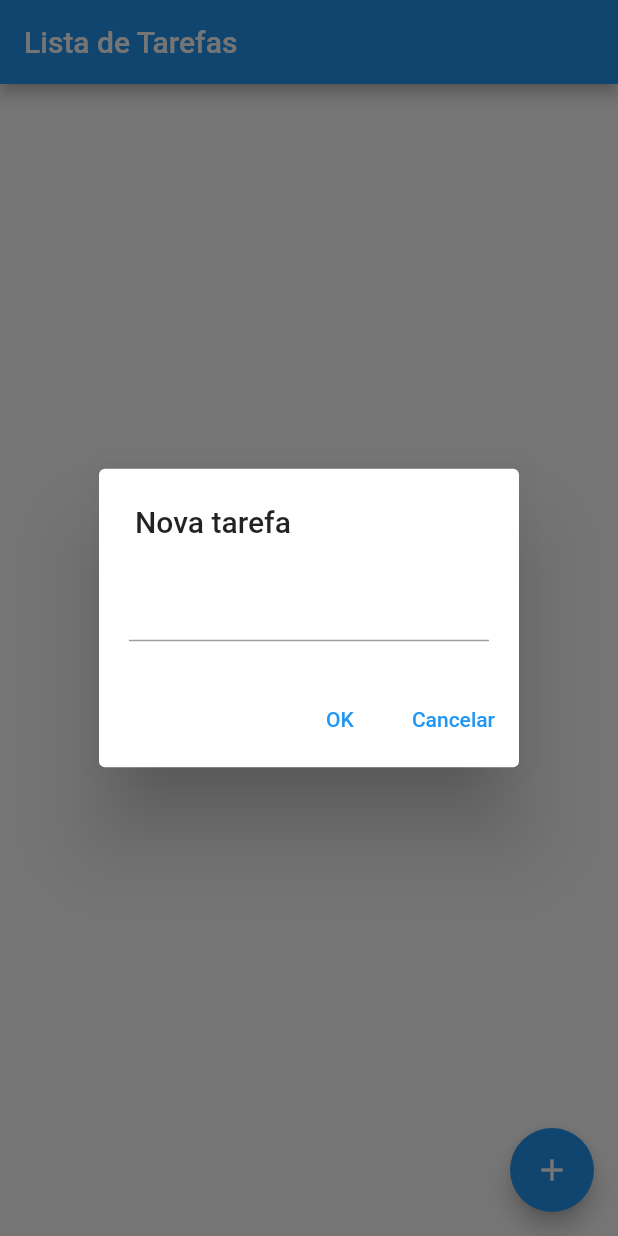
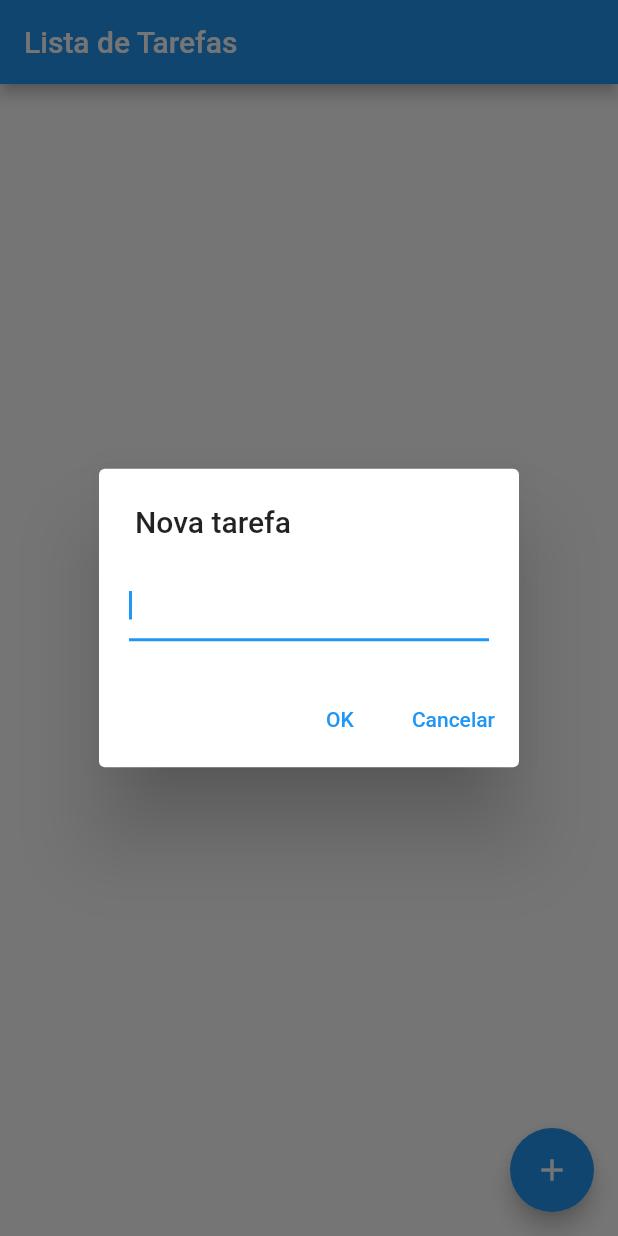
Before and after one commit to chazgps/flutter-playground, a Flutter app: the screen it shows after launch, after a tap on the "add" icon, on a phone screen of 412 x 824 dp. Run offline on Flutter 3.47's test engine with Material 2 defaults, Android fonts, the phone set to English and light mode, and no system bars; our stand-ins replace cloud_firestore, firebase_auth, firebase_core; accounts and stored records are empty.

```diff
--- /dev/null
+++ b/firebase_firestore/src/lib/componentes.dart
@@ -0,0 +1,72 @@
+import 'package:flutter/material.dart';
+
+void inputDialog(BuildContext context,
+    {required String titulo,
+    required Function(String) onSubmit,
+    String initialValue = ''}) async {
+  TextEditingController textFieldController = TextEditingController();
+  FocusNode focus = FocusNode();
+
+  return showDialog(
+      context: context,
+      builder: (context) {
+        final TextField campo = TextField(
+          controller: textFieldController,
+          focusNode: focus,
+          autofocus: true,
+        );
+        textFieldController.text = initialValue;
+
+        VoidCallback callbackOK = () {
+          Navigator.pop(context);
+          onSubmit(textFieldController.text);
+        };
+
+        final List<TextButton> botoes = [
+          _getBotao('OK', onTap: callbackOK),
+          _getBotao('Cancelar', onTap: () => Navigator.pop(context))
+        ];
+
+        return _getAlertDialog(titulo, campo, botoes);
+      });
+}
+
+AlertDialog exibeMensagem(
+    BuildContext context, String titulo, String mensagem) {
+  return _getAlertDialog(
+    titulo,
+    Text(mensagem),
+    [
+      _getBotao('OK', onTap: () {
+        Navigator.of(context).pop();
+      })
+    ],
+  );
+}
+
+void showSnackBar(BuildContext context, String mensagem) {
+  final SnackBar snackBar = SnackBar(
+    content: Text(mensagem, style: TextStyle(fontSize: 20)),
+  );
+  ScaffoldMessenger.of(context).showSnackBar(snackBar);
+}
+
+AlertDialog _getAlertDialog(
+    String titulo, Widget corpo, List<TextButton> botoes) {
+  return AlertDialog(
+    insetPadding: const EdgeInsets.all(20),
+    contentPadding: const EdgeInsets.all(20),
+    title: Text(titulo),
+    content: corpo,
+    actions: botoes,
+  );
+}
+
+TextButton _getBotao(String titulo, {required VoidCallback onTap}) {
+  return TextButton(
+    child: Text(titulo),
+    onPressed: () {
+      onTap();
+    },
+  );
+}
--- a/firebase_firestore/src/lib/principal_page.dart
+++ b/firebase_firestore/src/lib/principal_page.dart
@@ -1,63 +1,42 @@
-import 'dart:async';
-
 import 'package:flutter/material.dart';
 import 'app.dart';
 import 'service/task.dart';
 import 'service/todo_service.dart';
+import 'componentes.dart' as ui;
 
-class PrincipalPage extends StatefulWidget {
+class PrincipalPage extends StatelessWidget {
   late final TodoService _todoService;
   late final App _app;
 
-  PrincipalPage(App app, TodoService todoService, {Key? key}) : super(key: key) {
-    _app = app;
-    _todoService = todoService;
-  }
-
-  @override
-  _PrincipalPageState createState() => _PrincipalPageState();
-}
-
-class _PrincipalPageState extends State<PrincipalPage> {
-  _PrincipalPageState() {
-    debugPrint('constructor');
-  }
-
-  @override
-  void initState() {
-    super.initState();
-    debugPrint('initState');
-  }
+  PrincipalPage(this._app, this._todoService);
 
   @override
   Widget build(BuildContext context) {
-    debugPrint('build');
-
     return Scaffold(
       appBar: AppBar(
         title: Text('Lista de Tarefas'),
       ),
-      body: _getCorpoPagina(),
+      body: _getCorpoPagina(context),
       floatingActionButton: FloatingActionButton(
-        onPressed: _insereTarefa,
+        onPressed: () => _insereTarefa(context),
         child: Icon(Icons.add),
       ),
     );
   }
 
-  Widget _getCorpoPagina() {
+  Widget _getCorpoPagina(BuildContext context) {
     return Container(
       color: Colors.white,
       padding: EdgeInsets.all(20),
       child: FutureBuilder<List<Task>>(
-        future: widget._todoService.queryAll(),
+        future: _todoService.queryAll(),
         builder: (BuildContext context, AsyncSnapshot<List<Task>> snapshot) {
           if (snapshot.hasError) {
-            return _getMensagemErro(snapshot.error);
+            return _getMensagemErro(context, snapshot.error);
           }
 
           if (snapshot.connectionState == ConnectionState.done) {
-            return _getListaTarefas(snapshot.data!);
+            return _getListaTarefas(context, snapshot.data!);
           }
 
           return _getMensagemEspera();
@@ -66,95 +45,45 @@ class _PrincipalPageState extends State<PrincipalPage> {
     );
   }
 
-  AlertDialog _getMensagemErro(error) {
+  AlertDialog _getMensagemErro(BuildContext context, error) {
     final String mensagem = error.message.toString();
-    return _exibeMensagem(context, 'Erro', mensagem);
-  }
-
-  AlertDialog _exibeMensagem(BuildContext context, String titulo, String mensagem) {
-    return _getAlertDialog(
-      titulo,
-      Text(mensagem),
-      [
-        _getBotao('OK', onTap: () {
-          Navigator.of(context).pop();
-        })
-      ],
-    );
-  }
-
-  Future<void> _inputDialog(BuildContext context,
-      {required String titulo, required Function(String) onSubmit, required VoidCallback onCancel}) async {
-    TextEditingController textFieldController = TextEditingController();
-
-    return showDialog(
-        context: context,
-        builder: (context) {
-          final TextField campo = TextField(
-            controller: textFieldController,
-          );
-
-          VoidCallback callbackOK = () {
-            onSubmit(textFieldController.text);
-          };
-
-          VoidCallback callbackCancelar = () {
-            onCancel();
-          };
-
-          final List<TextButton> botoes = [_getBotao('OK', onTap: callbackOK), _getBotao('Cancelar', onTap: callbackCancelar)];
-
-          return _getAlertDialog(titulo, campo, botoes);
-        });
-  }
-
-  _getAlertDialog(String titulo, Widget corpo, List<TextButton> botoes) {
-    return AlertDialog(
-      insetPadding: const EdgeInsets.all(20),
-      contentPadding: const EdgeInsets.all(20),
-      title: Text(titulo),
-      content: corpo,
-      actions: botoes,
-    );
-  }
-
-  TextButton _getBotao(String titulo, {required VoidCallback onTap}) {
-    return TextButton(
-      child: Text(titulo),
-      onPressed: () {
-        onTap();
-      },
-    );
+    return ui.exibeMensagem(context, 'Erro', mensagem);
   }
 
   Widget _getMensagemEspera() {
-    return SizedBox(
-      height: 100,
-      width: 100,
-      child: CircularProgressIndicator(
-        color: Colors.blue,
+    return Center(
+      child: SizedBox(
+        height: 100,
+        width: 100,
+        child: CircularProgressIndicator(strokeWidth: 8,
+          color: Colors.blue,
+        ),
       ),
     );
   }
 
-  Widget _getListaTarefas(List<Task> tasks) {
-    widget._app.tasks.value = tasks;
+  Widget _getListaTarefas(BuildContext context, List<Task> tasks) {
+    _app.tasks.value = tasks;
 
     return ValueListenableBuilder(
-      valueListenable: widget._app.tasks,
+      valueListenable: _app.tasks,
       builder: (BuildContext context, List<Task> value, Widget? child) {
         return ListView.builder(
-          itemCount: widget._app.tasks.value.length,
+          itemCount: _app.tasks.value.length,
           itemBuilder: (BuildContext context, int index) {
-            final Task task = widget._app.tasks.value.elementAt(index);
-            final String mensagem = task.id + ' - ' + task.description;
+            final Task task = _app.tasks.value.elementAt(index);
+            final String mensagem = task.description;
+            final String subtitulo = 'id: ${task.id}';
 
             return Dismissible(
               onDismissed: (DismissDirection direction) {
                 _apagaTarefa(context, task);
               },
               key: UniqueKey(),
-              child: ListTile(title: Text(mensagem)),
+              child: ListTile(
+                  title: Text(mensagem),
+                  subtitle: Text(subtitulo),
+                  onTap: () => _alteraTarefaDialog(context, task)),
             );
           },
         );
@@ -162,40 +91,43 @@ class _PrincipalPageState extends State<PrincipalPage> {
     );
   }
 
-  void _insereTarefa() async {
-    _inputDialog(context, titulo: 'Nova tarefa', onSubmit: _cadastraTarefa, onCancel: _desisteCadastro);
-  }
+  void _insereTarefa(BuildContext context) async {
+    ui.inputDialog(context, titulo: 'Nova tarefa', onSubmit: (String tarefa) {
+      final Task task = Task(tarefa);
 
-  void _cadastraTarefa(String tarefa) {
-    Navigator.pop(context);
+      _todoService.add(task).then((value) {
+        debugPrint('Tarefa criada id => ' + task.id);
 
-    final Task task = Task(tarefa);
+        _app.tasks.value = List.from(_app.tasks.value)..add(task);
 
-    widget._todoService.add(task).then((value) {
-      debugPrint('Tarefa criada id => ' + task.id);
-
-      widget._app.tasks.value = List.from(widget._app.tasks.value)..add(task);
-
-      _showSnackBar('Tarefa criada !');
+        ui.showSnackBar(context, 'Tarefa criada !');
+      });
     });
   }
 
-  void _desisteCadastro() {
-    Navigator.pop(context);
-  }
+  void _apagaTarefa(BuildContext context, Task task) {
+    _todoService.delete(task).then((value) {
+      _app.tasks.value = List.from(_app.tasks.value)..remove(task);
 
-  void _apagaTarefa(BuildContext context, Task task) {
-    widget._todoService.delete(task).then((value) {
-      widget._app.tasks.value = List.from(widget._app.tasks.value)..remove(task);
-
-      _showSnackBar('Tarefa apagada !');
+      ui.showSnackBar(context, 'Tarefa apagada !');
     });
   }
 
-  void _showSnackBar(String mensagem) {
-    final SnackBar snackBar = SnackBar(
-      content: Text(mensagem, style: TextStyle(fontSize: 20)),
-    );
-    ScaffoldMessenger.of(context).showSnackBar(snackBar);
+  void _alteraTarefaDialog(BuildContext context, Task task) async {
+    ui.inputDialog(context,
+        titulo: 'Alterar tarefa',
+        initialValue: task.description, onSubmit: (valor) {
+      // Vamos fazer uma cópia da Task para não atualizar o objeto
+      // original ainda...só atualizaremos se a operação tiver sucesso
+      Task clone = task.copyWith(id: task.id, description: valor);
+
+      _todoService.update(clone).then((value) {
+        task.description = valor;
+
+        _app.tasks.value = List.from(_app.tasks.value);
+
+        ui.showSnackBar(context, 'Tarefa alterada !');
+      });
+    });
   }
 }
--- a/firebase_firestore/src/lib/service/task.dart
+++ b/firebase_firestore/src/lib/service/task.dart
@@ -3,4 +3,10 @@ class Task {
   late String description;
 
   Task(this.description);
+
+  copyWith({required String id,required String description}) {
+    Task task = Task(description);
+    task.id = id;
+    return task;
+  }
 }
```
Also changed, not shown: 2 other files.
